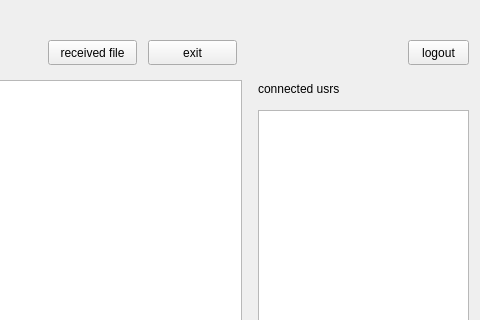
Qt form Client/mainwindow.ui (MPSong/hellogit) before a commit; both pictures show x 362 to 842 and y 0 to 320 of the 842 by 503 pixel window.
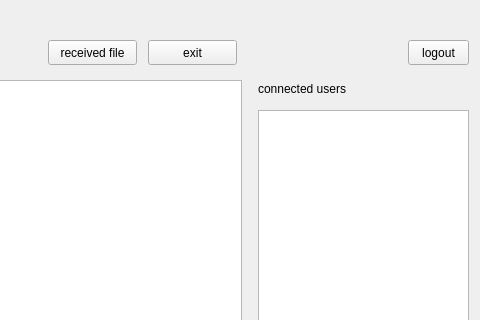
The same form after that commit. The open tabs and pages were chosen to show the change.

```diff
--- a/Client/mainwindow.ui
+++ b/Client/mainwindow.ui
@@ -402,7 +402,7 @@
        </rect>
       </property>
       <property name="text">
-       <string>connected usrs</string>
+       <string>connected users</string>
       </property>
      </widget>
      <widget class="QLabel" name="label_welcome_2">
```
Left out of the diff: 6 changed lines with no effect on the pictures.
